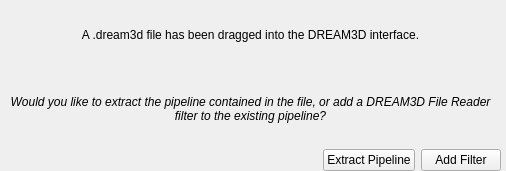
This is Source/QtSupport/UI_Files/DREAM3DFileDragMessageBox.ui in BlueQuartzSoftware/DREAM3D as Qt 5 draws it before an edit. The edited form follows.
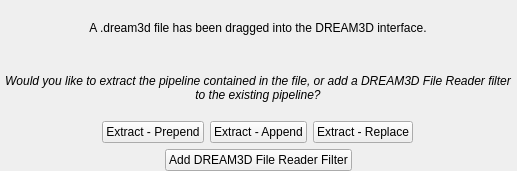
This is the edited form.

Commit message: Added the ability to replace or append a pipeline contained in a DREAM3D file by dragging and dropping.

What changed in the file:
```diff
--- a/Source/QtSupport/UI_Files/DREAM3DFileDragMessageBox.ui
+++ b/Source/QtSupport/UI_Files/DREAM3DFileDragMessageBox.ui
@@ -6,7 +6,7 @@
    <rect>
     <x>0</x>
     <y>0</y>
-    <width>506</width>
+    <width>517</width>
     <height>171</height>
    </rect>
   </property>
@@ -18,7 +18,7 @@
     <rect>
      <x>0</x>
      <y>0</y>
-     <width>501</width>
+     <width>516</width>
      <height>171</height>
     </rect>
    </property>
@@ -79,17 +79,74 @@
       <item>
        <widget class="QPushButton" name="extractPipelineBtn">
         <property name="text">
-         <string>Extract Pipeline</string>
+         <string>Extract - Prepend</string>
         </property>
        </widget>
+      </item>
+      <item>
+       <widget class="QPushButton" name="appendPipelineBtn">
+        <property name="text">
+         <string>Extract - Append</string>
+        </property>
+       </widget>
+      </item>
+      <item>
+       <widget class="QPushButton" name="replacePipelineBtn">
+        <property name="text">
+         <string>Extract - Replace</string>
+        </property>
+       </widget>
+      </item>
+      <item>
+       <spacer name="horizontalSpacer_4">
+        <property name="orientation">
+         <enum>Qt::Horizontal</enum>
+        </property>
+        <property name="sizeHint" stdset="0">
+         <size>
+          <width>158</width>
+          <height>20</height>
+         </size>
+        </property>
+       </spacer>
+      </item>
+     </layout>
+    </item>
+    <item>
+     <layout class="QHBoxLayout" name="horizontalLayout_3">
+      <item>
+       <spacer name="horizontalSpacer_3">
+        <property name="orientation">
+         <enum>Qt::Horizontal</enum>
+        </property>
+        <property name="sizeHint" stdset="0">
+         <size>
+          <width>40</width>
+          <height>20</height>
+         </size>
+        </property>
+       </spacer>
       </item>
       <item>
        <widget class="QPushButton" name="addFilterBtn">
         <property name="text">
-         <string>Add Filter</string>
+         <string>Add DREAM3D File Reader Filter</string>
         </property>
        </widget>
       </item>
+      <item>
+       <spacer name="horizontalSpacer">
+        <property name="orientation">
+         <enum>Qt::Horizontal</enum>
+        </property>
+        <property name="sizeHint" stdset="0">
+         <size>
+          <width>40</width>
+          <height>20</height>
+         </size>
+        </property>
+       </spacer>
+      </item>
      </layout>
     </item>
    </layout>
```
Left out of the diff: 2 changed lines with no effect on the pictures. The commit also changes 4 other files.
